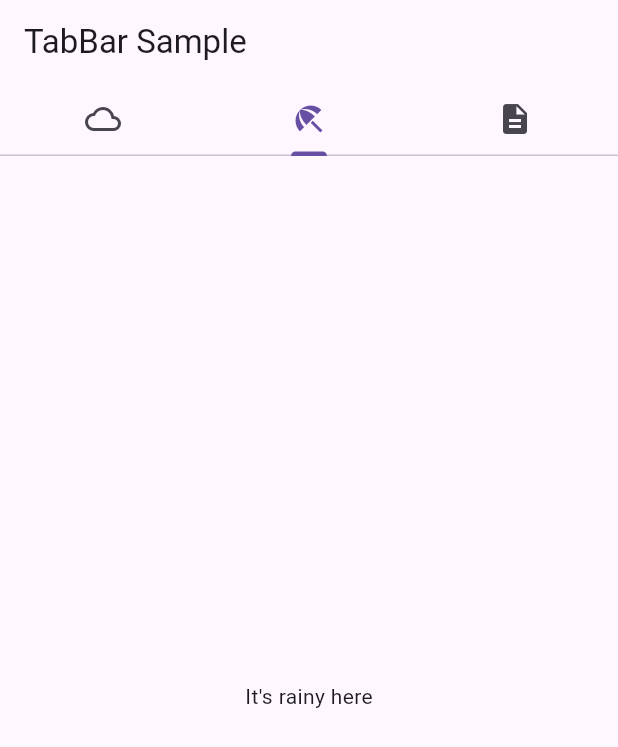
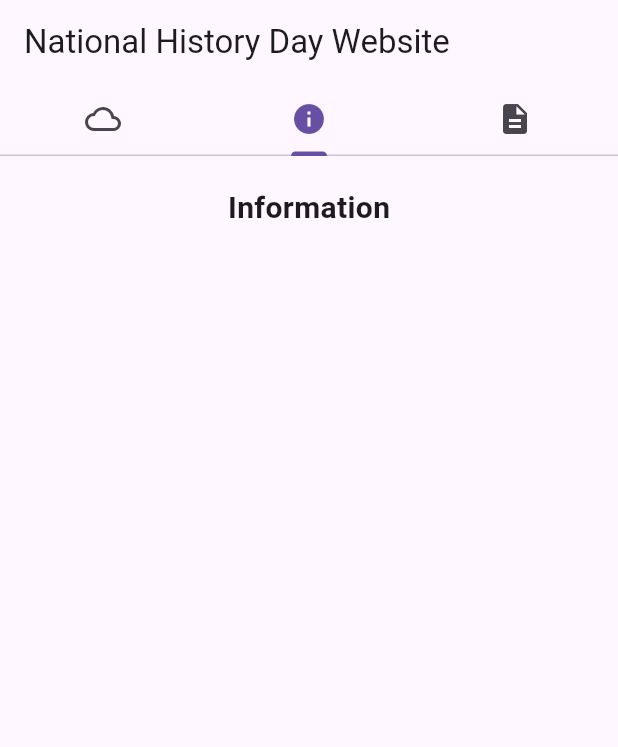
Before and after one commit to ShadowBlade9000/nhd_project, a Flutter app: the screen it shows after launch, on a phone screen of 412 x 824 dp. Shown: the top 747 px of the screen. Run offline on Flutter 3.47's test engine with Material 3 defaults, Android fonts, the phone set to English and light mode, and no system bars.

Commit message:
push main

```diff
--- /dev/null
+++ b/lib/info.dart
@@ -0,0 +1,27 @@
+import 'package:flutter/material.dart';
+
+class Info extends StatelessWidget {
+  Info({super.key});
+
+  @override
+Widget build(BuildContext context) {
+  return Expanded(
+    child: Container(
+      margin: EdgeInsets.symmetric(horizontal: 24, vertical: 20),
+      constraints: BoxConstraints(maxWidth: 800),
+      child: SingleChildScrollView(
+        child: Column(
+          children: [
+            Text('Information', style: TextStyle(fontWeight: FontWeight.bold, fontSize: 20),),
+            Container(height: 10),
+            Text(
+'''
+
+''', style: TextStyle(fontSize: 15, height: 1.3),),
+          ],
+        ),
+      ),
+    )
+  );
+}
+}
--- a/lib/tabbar.dart
+++ b/lib/tabbar.dart
@@ -1,5 +1,6 @@
 import 'package:flutter/material.dart';
 import 'package:nhd_project/bib.dart';
+import 'package:nhd_project/info.dart';
 /// Flutter code sample for [TabBar].
 
 class TabBarApp extends StatelessWidget {
@@ -24,14 +25,14 @@
       length: 3,
       child: Scaffold(
         appBar: AppBar(
-          title: const Text('TabBar Sample'),
+          title: const Text('National History Day Website'),
           bottom: const TabBar(
             tabs: <Widget>[
               Tab(
                 icon: Icon(Icons.cloud_outlined),
               ),
               Tab(
-                icon: Icon(Icons.beach_access_sharp),
+                icon: Icon(Icons.info),
               ),
               Tab(
                 icon: Icon(Icons.description),
@@ -39,17 +40,13 @@
             ],
           ),
         ),
-        body: const TabBarView(
+        body:  TabBarView(
           children: <Widget>[
             Center(
-              child: Text("It's cloudy here"),
+              child: Text("It's sunny here"),
             ),
-            Center(
-              child: Text("It's rainy here"),
-            ),
-            Center(
-              child: Bib(),
-            ),
+            Info(),
+            Bib(),
           ],
         ),
       ),
```
Also changed, not shown: lib/bib.dart (+21 -6 lines).
